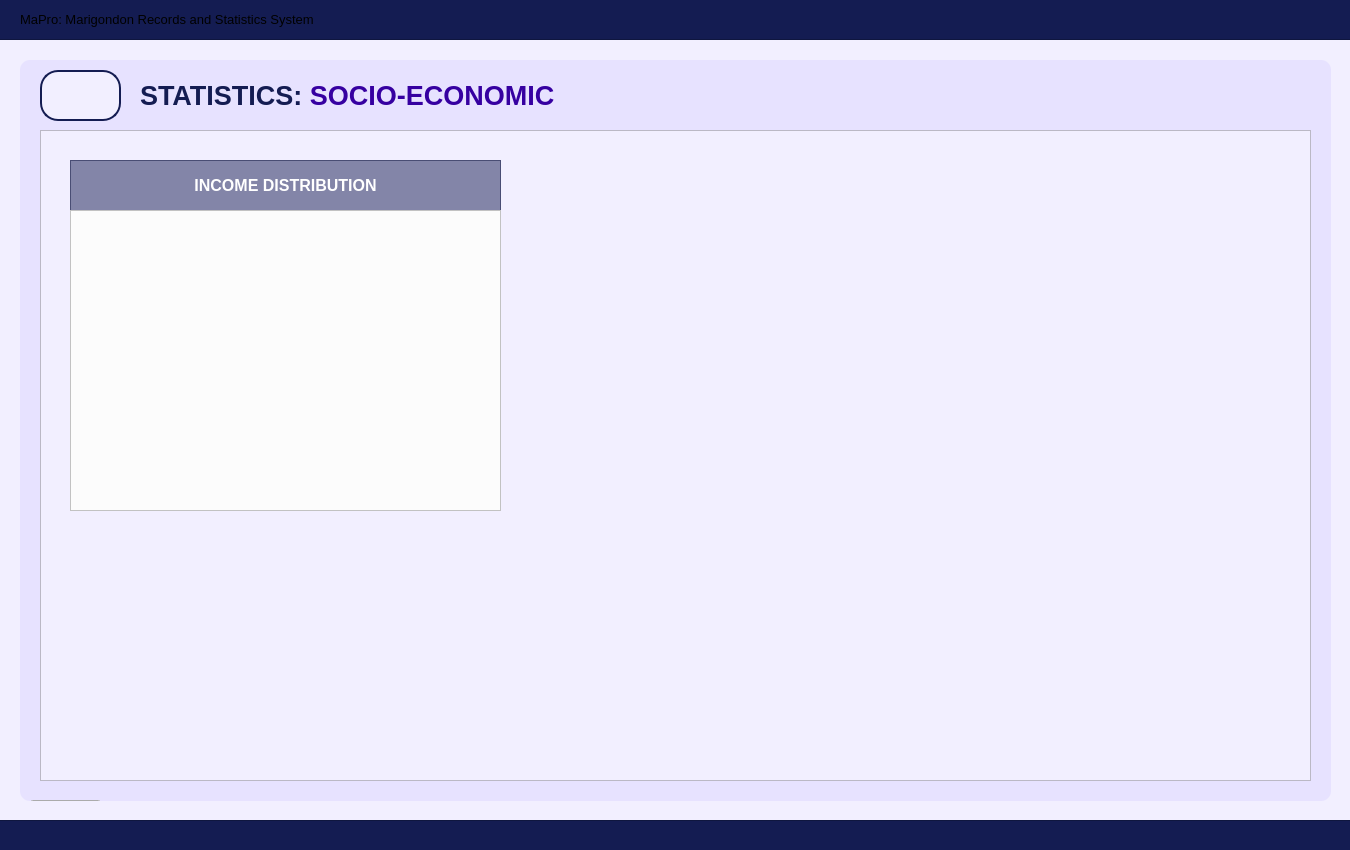
Above: UI/MainPages/StatisticPages/socioeconomic.ui from Yohhannn/Barangay-Records-Statistics-System before the change. Below: the same form after it.
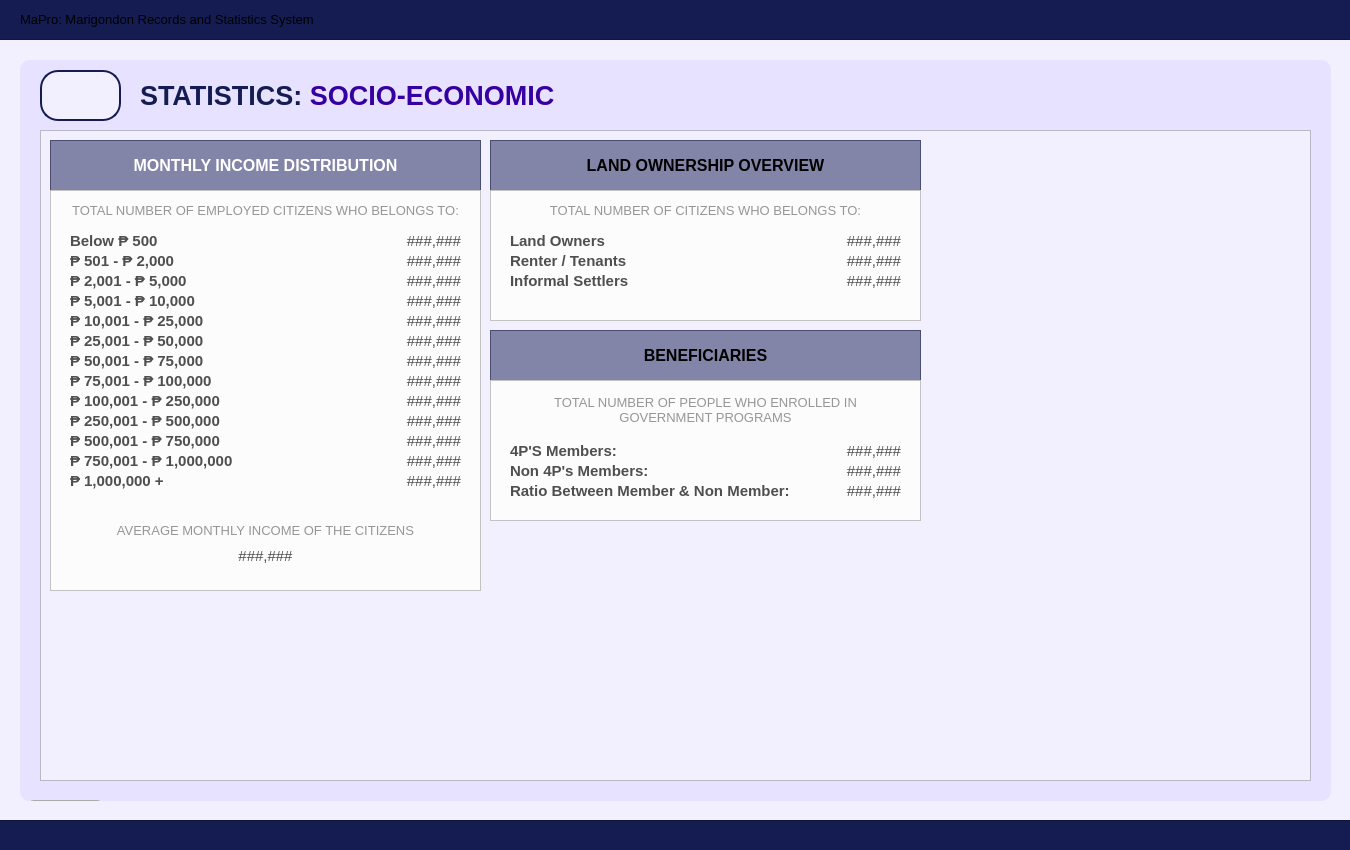
That is the form after the change. Icons and pictures are not drawn.

Commit message: [ Major Update V2.7.5 ] + Statistics UI Overhaul + Household / Health / SocioEco / Voters + Dashboard UI Small Change -JP

Patch:
```diff
--- a/UI/MainPages/StatisticPages/socioeconomic.ui
+++ b/UI/MainPages/StatisticPages/socioeconomic.ui
@@ -213,8 +213,8 @@
     <widget class="QFrame" name="table_titleFrameStatistics">
      <property name="geometry">
       <rect>
-       <x>30</x>
-       <y>30</y>
+       <x>10</x>
+       <y>10</y>
        <width>431</width>
        <height>51</height>
       </rect>
@@ -255,7 +255,7 @@
 </string>
       </property>
       <property name="text">
-       <string>INCOME DISTRIBUTION</string>
+       <string>MONTHLY INCOME DISTRIBUTION</string>
       </property>
       <property name="alignment">
        <set>Qt::AlignmentFlag::AlignCenter</set>
@@ -265,10 +265,10 @@
     <widget class="QFrame" name="demo_framePopulationOverview">
      <property name="geometry">
       <rect>
-       <x>30</x>
-       <y>80</y>
+       <x>10</x>
+       <y>60</y>
        <width>431</width>
-       <height>301</height>
+       <height>401</height>
       </rect>
      </property>
      <property name="styleSheet">
@@ -282,6 +282,1430 @@
      <property name="frameShadow">
       <enum>QFrame::Shadow::Raised</enum>
      </property>
+     <widget class="QLabel" name="income_250K_500K">
+      <property name="geometry">
+       <rect>
+        <x>250</x>
+        <y>220</y>
+        <width>161</width>
+        <height>21</height>
+       </rect>
+      </property>
+      <property name="font">
+       <font>
+        <family>Arial</family>
+        <pointsize>11</pointsize>
+        <bold>false</bold>
+       </font>
+      </property>
+      <property name="styleSheet">
+       <string notr="true">#income_250K_500K {
+	background-color: transparent;
+	color: #4f4f4f;
+}
+</string>
+      </property>
+      <property name="text">
+       <string>###,###</string>
+      </property>
+      <property name="alignment">
+       <set>Qt::AlignmentFlag::AlignRight|Qt::AlignmentFlag::AlignTrailing|Qt::AlignmentFlag::AlignVCenter</set>
+      </property>
+     </widget>
+     <widget class="QLabel" name="income_50K_75K">
+      <property name="geometry">
+       <rect>
+        <x>250</x>
+        <y>160</y>
+        <width>161</width>
+        <height>21</height>
+       </rect>
+      </property>
+      <property name="font">
+       <font>
+        <family>Arial</family>
+        <pointsize>11</pointsize>
+        <bold>false</bold>
+       </font>
+      </property>
+      <property name="styleSheet">
+       <string notr="true">#income_50K_75K {
+	background-color: transparent;
+	color: #4f4f4f;
+}
+</string>
+      </property>
+      <property name="text">
+       <string>###,###</string>
+      </property>
+      <property name="alignment">
+       <set>Qt::AlignmentFlag::AlignRight|Qt::AlignmentFlag::AlignTrailing|Qt::AlignmentFlag::AlignVCenter</set>
+      </property>
+     </widget>
+     <widget class="QLabel" name="income_B500">
+      <property name="geometry">
+       <rect>
+        <x>250</x>
+        <y>40</y>
+        <width>161</width>
+        <height>21</height>
+       </rect>
+      </property>
+      <property name="font">
+       <font>
+        <family>Arial</family>
+        <pointsize>11</pointsize>
+        <bold>false</bold>
+       </font>
+      </property>
+      <property name="styleSheet">
+       <string notr="true">#income_B500 {
+	background-color: transparent;
+	color: #4f4f4f;
+}
+</string>
+      </property>
+      <property name="text">
+       <string>###,###</string>
+      </property>
+      <property name="alignment">
+       <set>Qt::AlignmentFlag::AlignRight|Qt::AlignmentFlag::AlignTrailing|Qt::AlignmentFlag::AlignVCenter</set>
+      </property>
+     </widget>
+     <widget class="QLabel" name="income_label_100K_250K">
+      <property name="geometry">
+       <rect>
+        <x>20</x>
+        <y>200</y>
+        <width>231</width>
+        <height>21</height>
+       </rect>
+      </property>
+      <property name="font">
+       <font>
+        <family>Arial</family>
+        <pointsize>11</pointsize>
+        <bold>true</bold>
+       </font>
+      </property>
+      <property name="styleSheet">
+       <string notr="true">#income_label_100K_250K {
+	background-color: transparent;
+	color: #4f4f4f;
+}
+</string>
+      </property>
+      <property name="text">
+       <string>₱ 100,001 - ₱ 250,000</string>
+      </property>
+      <property name="alignment">
+       <set>Qt::AlignmentFlag::AlignLeading|Qt::AlignmentFlag::AlignLeft|Qt::AlignmentFlag::AlignVCenter</set>
+      </property>
+     </widget>
+     <widget class="QLabel" name="income_25K_50K">
+      <property name="geometry">
+       <rect>
+        <x>250</x>
+        <y>140</y>
+        <width>161</width>
+        <height>21</height>
+       </rect>
+      </property>
+      <property name="font">
+       <font>
+        <family>Arial</family>
+        <pointsize>11</pointsize>
+        <bold>false</bold>
+       </font>
+      </property>
+      <property name="styleSheet">
+       <string notr="true">#income_25K_50K {
+	background-color: transparent;
+	color: #4f4f4f;
+}
+</string>
+      </property>
+      <property name="text">
+       <string>###,###</string>
+      </property>
+      <property name="alignment">
+       <set>Qt::AlignmentFlag::AlignRight|Qt::AlignmentFlag::AlignTrailing|Qt::AlignmentFlag::AlignVCenter</set>
+      </property>
+     </widget>
+     <widget class="QLabel" name="income_label_250K_500K">
+      <property name="geometry">
+       <rect>
+        <x>20</x>
+        <y>220</y>
+        <width>231</width>
+        <height>21</height>
+       </rect>
+      </property>
+      <property name="font">
+       <font>
+        <family>Arial</family>
+        <pointsize>11</pointsize>
+        <bold>true</bold>
+       </font>
+      </property>
+      <property name="styleSheet">
+       <string notr="true">#income_label_250K_500K {
+	background-color: transparent;
+	color: #4f4f4f;
+}
+</string>
+      </property>
+      <property name="text">
+       <string>₱ 250,001 - ₱ 500,000</string>
+      </property>
+      <property name="alignment">
+       <set>Qt::AlignmentFlag::AlignLeading|Qt::AlignmentFlag::AlignLeft|Qt::AlignmentFlag::AlignVCenter</set>
+      </property>
+     </widget>
+     <widget class="QLabel" name="income_label_5001_10K">
+      <property name="geometry">
+       <rect>
+        <x>20</x>
+        <y>100</y>
+        <width>231</width>
+        <height>21</height>
+       </rect>
+      </property>
+      <property name="font">
+       <font>
+        <family>Arial</family>
+        <pointsize>11</pointsize>
+        <bold>true</bold>
+       </font>
+      </property>
+      <property name="styleSheet">
+       <string notr="true">#income_label_5001_10K {
+	background-color: transparent;
+	color: #4f4f4f;
+}
+</string>
+      </property>
+      <property name="text">
+       <string>₱ 5,001 - ₱ 10,000</string>
+      </property>
+      <property name="alignment">
+       <set>Qt::AlignmentFlag::AlignLeading|Qt::AlignmentFlag::AlignLeft|Qt::AlignmentFlag::AlignVCenter</set>
+      </property>
+     </widget>
+     <widget class="QLabel" name="income_5001_10K">
+      <property name="geometry">
+       <rect>
+        <x>250</x>
+        <y>100</y>
+        <width>161</width>
+        <height>21</height>
+       </rect>
+      </property>
+      <property name="font">
+       <font>
+        <family>Arial</family>
+        <pointsize>11</pointsize>
+        <bold>false</bold>
+       </font>
+      </property>
+      <property name="styleSheet">
+       <string notr="true">#income_5001_10K {
+	background-color: transparent;
+	color: #4f4f4f;
+}
+</string>
+      </property>
+      <property name="text">
+       <string>###,###</string>
+      </property>
+      <property name="alignment">
+       <set>Qt::AlignmentFlag::AlignRight|Qt::AlignmentFlag::AlignTrailing|Qt::AlignmentFlag::AlignVCenter</set>
+      </property>
+     </widget>
+     <widget class="QLabel" name="income_2001_5000">
+      <property name="geometry">
+       <rect>
+        <x>250</x>
+        <y>80</y>
+        <width>161</width>
+        <height>21</height>
+       </rect>
+      </property>
+      <property name="font">
+       <font>
+        <family>Arial</family>
+        <pointsize>11</pointsize>
+        <bold>false</bold>
+       </font>
+      </property>
+      <property name="styleSheet">
+       <string notr="true">#income_2001_5000 {
+	background-color: transparent;
+	color: #4f4f4f;
+}
+</string>
+      </property>
+      <property name="text">
+       <string>###,###</string>
+      </property>
+      <property name="alignment">
+       <set>Qt::AlignmentFlag::AlignRight|Qt::AlignmentFlag::AlignTrailing|Qt::AlignmentFlag::AlignVCenter</set>
+      </property>
+     </widget>
+     <widget class="QLabel" name="income_label_501_2000">
+      <property name="geometry">
+       <rect>
+        <x>20</x>
+        <y>60</y>
+        <width>231</width>
+        <height>21</height>
+       </rect>
+      </property>
+      <property name="font">
+       <font>
+        <family>Arial</family>
+        <pointsize>11</pointsize>
+        <bold>true</bold>
+       </font>
+      </property>
+      <property name="styleSheet">
+       <string notr="true">#income_label_501_2000 {
+	background-color: transparent;
+	color: #4f4f4f;
+}
+</string>
+      </property>
+      <property name="text">
+       <string>₱ 501 - ₱ 2,000</string>
+      </property>
+      <property name="alignment">
+       <set>Qt::AlignmentFlag::AlignLeading|Qt::AlignmentFlag::AlignLeft|Qt::AlignmentFlag::AlignVCenter</set>
+      </property>
+     </widget>
+     <widget class="QLabel" name="income_label_2001_5000">
+      <property name="geometry">
+       <rect>
+        <x>20</x>
+        <y>80</y>
+        <width>231</width>
+        <height>21</height>
+       </rect>
+      </property>
+      <property name="font">
+       <font>
+        <family>Arial</family>
+        <pointsize>11</pointsize>
+        <bold>true</bold>
+       </font>
+      </property>
+      <property name="styleSheet">
+       <string notr="true">#income_label_2001_5000 {
+	background-color: transparent;
+	color: #4f4f4f;
+}
+</string>
+      </property>
+      <property name="text">
+       <string>₱ 2,001 - ₱ 5,000</string>
+      </property>
+      <property name="alignment">
+       <set>Qt::AlignmentFlag::AlignLeading|Qt::AlignmentFlag::AlignLeft|Qt::AlignmentFlag::AlignVCenter</set>
+      </property>
+     </widget>
+     <widget class="QLabel" name="income_501_2000">
+      <property name="geometry">
+       <rect>
+        <x>250</x>
+        <y>60</y>
+        <width>161</width>
+        <height>21</height>
+       </rect>
+      </property>
+      <property name="font">
+       <font>
+        <family>Arial</family>
+        <pointsize>11</pointsize>
+        <bold>false</bold>
+       </font>
+      </property>
+      <property name="styleSheet">
+       <string notr="true">#income_501_2000 {
+	background-color: transparent;
+	color: #4f4f4f;
+}
+</string>
+      </property>
+      <property name="text">
+       <string>###,###</string>
+      </property>
+      <property name="alignment">
+       <set>Qt::AlignmentFlag::AlignRight|Qt::AlignmentFlag::AlignTrailing|Qt::AlignmentFlag::AlignVCenter</set>
+      </property>
+     </widget>
+     <widget class="QLabel" name="income_label_50K_75K">
+      <property name="geometry">
+       <rect>
+        <x>20</x>
+        <y>160</y>
+        <width>231</width>
+        <height>21</height>
+       </rect>
+      </property>
+      <property name="font">
+       <font>
+        <family>Arial</family>
+        <pointsize>11</pointsize>
+        <bold>true</bold>
+       </font>
+      </property>
+      <property name="styleSheet">
+       <string notr="true">#income_label_50K_75K {
+	background-color: transparent;
+	color: #4f4f4f;
+}
+</string>
+      </property>
+      <property name="text">
+       <string>₱ 50,001 - ₱ 75,000</string>
+      </property>
+      <property name="alignment">
+       <set>Qt::AlignmentFlag::AlignLeading|Qt::AlignmentFlag::AlignLeft|Qt::AlignmentFlag::AlignVCenter</set>
+      </property>
+     </widget>
+     <widget class="QLabel" name="income_label_75K_100K">
+      <property name="geometry">
+       <rect>
+        <x>20</x>
+        <y>180</y>
+        <width>231</width>
+        <height>21</height>
+       </rect>
+      </property>
+      <property name="font">
+       <font>
+        <family>Arial</family>
+        <pointsize>11</pointsize>
+        <bold>true</bold>
+       </font>
+      </property>
+      <property name="styleSheet">
+       <string notr="true">#income_label_75K_100K {
+	background-color: transparent;
+	color: #4f4f4f;
+}
+</string>
+      </property>
+      <property name="text">
+       <string>₱ 75,001 - ₱ 100,000</string>
+      </property>
+      <property name="alignment">
+       <set>Qt::AlignmentFlag::AlignLeading|Qt::AlignmentFlag::AlignLeft|Qt::AlignmentFlag::AlignVCenter</set>
+      </property>
+     </widget>
+     <widget class="QLabel" name="income_10K_25K">
+      <property name="geometry">
+       <rect>
+        <x>250</x>
+        <y>120</y>
+        <width>161</width>
+        <height>21</height>
+       </rect>
+      </property>
+      <property name="font">
+       <font>
+        <family>Arial</family>
+        <pointsize>11</pointsize>
+        <bold>false</bold>
+       </font>
+      </property>
+      <property name="styleSheet">
+       <string notr="true">#income_10K_25K {
+	background-color: transparent;
+	color: #4f4f4f;
+}
+</string>
+      </property>
+      <property name="text">
+       <string>###,###</string>
+      </property>
+      <property name="alignment">
+       <set>Qt::AlignmentFlag::AlignRight|Qt::AlignmentFlag::AlignTrailing|Qt::AlignmentFlag::AlignVCenter</set>
+      </property>
+     </widget>
+     <widget class="QLabel" name="income_label_10K_25K">
+      <property name="geometry">
+       <rect>
+        <x>20</x>
+        <y>120</y>
+        <width>231</width>
+        <height>21</height>
+       </rect>
+      </property>
+      <property name="font">
+       <font>
+        <family>Arial</family>
+        <pointsize>11</pointsize>
+        <bold>true</bold>
+       </font>
+      </property>
+      <property name="styleSheet">
+       <string notr="true">#income_label_10K_25K {
+	background-color: transparent;
+	color: #4f4f4f;
+}
+</string>
+      </property>
+      <property name="text">
+       <string>₱ 10,001 - ₱ 25,000</string>
+      </property>
+      <property name="alignment">
+       <set>Qt::AlignmentFlag::AlignLeading|Qt::AlignmentFlag::AlignLeft|Qt::AlignmentFlag::AlignVCenter</set>
+      </property>
+     </widget>
+     <widget class="QLabel" name="income_label_25K_50K">
+      <property name="geometry">
+       <rect>
+        <x>20</x>
+        <y>140</y>
+        <width>231</width>
+        <height>21</height>
+       </rect>
+      </property>
+      <property name="font">
+       <font>
+        <family>Arial</family>
+        <pointsize>11</pointsize>
+        <bold>true</bold>
+       </font>
+      </property>
+      <property name="styleSheet">
+       <string notr="true">#income_label_25K_50K {
+	background-color: transparent;
+	color: #4f4f4f;
+}
+</string>
+      </property>
+      <property name="text">
+       <string>₱ 25,001 - ₱ 50,000</string>
+      </property>
+      <property name="alignment">
+       <set>Qt::AlignmentFlag::AlignLeading|Qt::AlignmentFlag::AlignLeft|Qt::AlignmentFlag::AlignVCenter</set>
+      </property>
+     </widget>
+     <widget class="QLabel" name="income_75K_100K">
+      <property name="geometry">
+       <rect>
+        <x>250</x>
+        <y>180</y>
+        <width>161</width>
+        <height>21</height>
+       </rect>
+      </property>
+      <property name="font">
+       <font>
+        <family>Arial</family>
+        <pointsize>11</pointsize>
+        <bold>false</bold>
+       </font>
+      </property>
+      <property name="styleSheet">
+       <string notr="true">#income_75K_100K {
+	background-color: transparent;
+	color: #4f4f4f;
+}
+</string>
+      </property>
+      <property name="text">
+       <string>###,###</string>
+      </property>
+      <property name="alignment">
+       <set>Qt::AlignmentFlag::AlignRight|Qt::AlignmentFlag::AlignTrailing|Qt::AlignmentFlag::AlignVCenter</set>
+      </property>
+     </widget>
+     <widget class="QLabel" name="income_100K_250K">
+      <property name="geometry">
+       <rect>
+        <x>250</x>
+        <y>200</y>
+        <width>161</width>
+        <height>21</height>
+       </rect>
+      </property>
+      <property name="font">
+       <font>
+        <family>Arial</family>
+        <pointsize>11</pointsize>
+        <bold>false</bold>
+       </font>
+      </property>
+      <property name="styleSheet">
+       <string notr="true">#income_100K_250K {
+	background-color: transparent;
+	color: #4f4f4f;
+}
+</string>
+      </property>
+      <property name="text">
+       <string>###,###</string>
+      </property>
+      <property name="alignment">
+       <set>Qt::AlignmentFlag::AlignRight|Qt::AlignmentFlag::AlignTrailing|Qt::AlignmentFlag::AlignVCenter</set>
+      </property>
+     </widget>
+     <widget class="QLabel" name="income_label_B500">
+      <property name="geometry">
+       <rect>
+        <x>20</x>
+        <y>40</y>
+        <width>231</width>
+        <height>21</height>
+       </rect>
+      </property>
+      <property name="font">
+       <font>
+        <family>Arial</family>
+        <pointsize>11</pointsize>
+        <bold>true</bold>
+       </font>
+      </property>
+      <property name="styleSheet">
+       <string notr="true">#income_label_B500 {
+	background-color: transparent;
+	color: #4f4f4f;
+}
+</string>
+      </property>
+      <property name="text">
+       <string>Below ₱ 500</string>
+      </property>
+      <property name="alignment">
+       <set>Qt::AlignmentFlag::AlignLeading|Qt::AlignmentFlag::AlignLeft|Qt::AlignmentFlag::AlignVCenter</set>
+      </property>
+     </widget>
+     <widget class="QLabel" name="label_desc2">
+      <property name="geometry">
+       <rect>
+        <x>0</x>
+        <y>10</y>
+        <width>431</width>
+        <height>20</height>
+       </rect>
+      </property>
+      <property name="font">
+       <font>
+        <family>Arial</family>
+        <pointsize>10</pointsize>
+       </font>
+      </property>
+      <property name="styleSheet">
+       <string notr="true">#label_desc2{
+	color: #969696;
+}</string>
+      </property>
+      <property name="text">
+       <string>TOTAL NUMBER OF EMPLOYED CITIZENS WHO BELONGS TO:</string>
+      </property>
+      <property name="alignment">
+       <set>Qt::AlignmentFlag::AlignCenter</set>
+      </property>
+     </widget>
+     <widget class="QLabel" name="income_1MP">
+      <property name="geometry">
+       <rect>
+        <x>250</x>
+        <y>280</y>
+        <width>161</width>
+        <height>21</height>
+       </rect>
+      </property>
+      <property name="font">
+       <font>
+        <family>Arial</family>
+        <pointsize>11</pointsize>
+        <bold>false</bold>
+       </font>
+      </property>
+      <property name="styleSheet">
+       <string notr="true">#income_1MP {
+	background-color: transparent;
+	color: #4f4f4f;
+}
+</string>
+      </property>
+      <property name="text">
+       <string>###,###</string>
+      </property>
+      <property name="alignment">
+       <set>Qt::AlignmentFlag::AlignRight|Qt::AlignmentFlag::AlignTrailing|Qt::AlignmentFlag::AlignVCenter</set>
+      </property>
+     </widget>
+     <widget class="QLabel" name="income_500K_750K">
+      <property name="geometry">
+       <rect>
+        <x>250</x>
+        <y>240</y>
+        <width>161</width>
+        <height>21</height>
+       </rect>
+      </property>
+      <property name="font">
+       <font>
+        <family>Arial</family>
+        <pointsize>11</pointsize>
+        <bold>false</bold>
+       </font>
+      </property>
+      <property name="styleSheet">
+       <string notr="true">#income_500K_750K {
+	background-color: transparent;
+	color: #4f4f4f;
+}
+</string>
+      </property>
+      <property name="text">
+       <string>###,###</string>
+      </property>
+      <property name="alignment">
+       <set>Qt::AlignmentFlag::AlignRight|Qt::AlignmentFlag::AlignTrailing|Qt::AlignmentFlag::AlignVCenter</set>
+      </property>
+     </widget>
+     <widget class="QLabel" name="income_label_750K_1M">
+      <property name="geometry">
+       <rect>
+        <x>20</x>
+        <y>260</y>
+        <width>231</width>
+        <height>21</height>
+       </rect>
+      </property>
+      <property name="font">
+       <font>
+        <family>Arial</family>
+        <pointsize>11</pointsize>
+        <bold>true</bold>
+       </font>
+      </property>
+      <property name="styleSheet">
+       <string notr="true">#income_label_750K_1M {
+	background-color: transparent;
+	color: #4f4f4f;
+}
+</string>
+      </property>
+      <property name="text">
+       <string>₱ 750,001 - ₱ 1,000,000</string>
+      </property>
+      <property name="alignment">
+       <set>Qt::AlignmentFlag::AlignLeading|Qt::AlignmentFlag::AlignLeft|Qt::AlignmentFlag::AlignVCenter</set>
+      </property>
+     </widget>
+     <widget class="QLabel" name="income_label_1MP">
+      <property name="geometry">
+       <rect>
+        <x>20</x>
+        <y>280</y>
+        <width>231</width>
+        <height>21</height>
+       </rect>
+      </property>
+      <property name="font">
+       <font>
+        <family>Arial</family>
+        <pointsize>11</pointsize>
+        <bold>true</bold>
+       </font>
+      </property>
+      <property name="styleSheet">
+       <string notr="true">#income_label_1MP {
+	background-color: transparent;
+	color: #4f4f4f;
+}
+</string>
+      </property>
+      <property name="text">
+       <string>₱ 1,000,000 +</string>
+      </property>
+      <property name="alignment">
+       <set>Qt::AlignmentFlag::AlignLeading|Qt::AlignmentFlag::AlignLeft|Qt::AlignmentFlag::AlignVCenter</set>
+      </property>
+     </widget>
+     <widget class="QLabel" name="income_label_500K_750K">
+      <property name="geometry">
+       <rect>
+        <x>20</x>
+        <y>240</y>
+        <width>231</width>
+        <height>21</height>
+       </rect>
+      </property>
+      <property name="font">
+       <font>
+        <family>Arial</family>
+        <pointsize>11</pointsize>
+        <bold>true</bold>
+       </font>
+      </property>
+      <property name="styleSheet">
+       <string notr="true">#income_label_500K_750K {
+	background-color: transparent;
+	color: #4f4f4f;
+}
+</string>
+      </property>
+      <property name="text">
+       <string>₱ 500,001 - ₱ 750,000</string>
+      </property>
+      <property name="alignment">
+       <set>Qt::AlignmentFlag::AlignLeading|Qt::AlignmentFlag::AlignLeft|Qt::AlignmentFlag::AlignVCenter</set>
+      </property>
+     </widget>
+     <widget class="QLabel" name="income_750K_1M">
+      <property name="geometry">
+       <rect>
+        <x>250</x>
+        <y>260</y>
+        <width>161</width>
+        <height>21</height>
+       </rect>
+      </property>
+      <property name="font">
+       <font>
+        <family>Arial</family>
+        <pointsize>11</pointsize>
+        <bold>false</bold>
+       </font>
+      </property>
+      <property name="styleSheet">
+       <string notr="true">#income_750K_1M {
+	background-color: transparent;
+	color: #4f4f4f;
+}
+</string>
+      </property>
+      <property name="text">
+       <string>###,###</string>
+      </property>
+      <property name="alignment">
+       <set>Qt::AlignmentFlag::AlignRight|Qt::AlignmentFlag::AlignTrailing|Qt::AlignmentFlag::AlignVCenter</set>
+      </property>
+     </widget>
+     <widget class="QLabel" name="label_desc2_2">
+      <property name="geometry">
+       <rect>
+        <x>0</x>
+        <y>330</y>
+        <width>431</width>
+        <height>20</height>
+       </rect>
+      </property>
+      <property name="font">
+       <font>
+        <family>Arial</family>
+        <pointsize>10</pointsize>
+       </font>
+      </property>
+      <property name="styleSheet">
+       <string notr="true">#label_desc2_2{
+	color: #969696;
+}</string>
+      </property>
+      <property name="text">
+       <string>AVERAGE MONTHLY INCOME OF THE CITIZENS</string>
+      </property>
+      <property name="alignment">
+       <set>Qt::AlignmentFlag::AlignCenter</set>
+      </property>
+     </widget>
+     <widget class="QLabel" name="income_monthly_avg">
+      <property name="geometry">
+       <rect>
+        <x>0</x>
+        <y>350</y>
+        <width>431</width>
+        <height>31</height>
+       </rect>
+      </property>
+      <property name="font">
+       <font>
+        <family>Arial</family>
+        <pointsize>11</pointsize>
+        <bold>false</bold>
+       </font>
+      </property>
+      <property name="styleSheet">
+       <string notr="true">#income_monthly_avg {
+	background-color: transparent;
+	color: #4f4f4f;
+}
+</string>
+      </property>
+      <property name="text">
+       <string>###,###</string>
+      </property>
+      <property name="alignment">
+       <set>Qt::AlignmentFlag::AlignCenter</set>
+      </property>
+     </widget>
+    </widget>
+    <widget class="QFrame" name="table_titleFrameStatistics_2">
+     <property name="geometry">
+      <rect>
+       <x>450</x>
+       <y>10</y>
+       <width>431</width>
+       <height>51</height>
+      </rect>
+     </property>
+     <property name="styleSheet">
+      <string notr="true">#table_titleFrameStatistics_2{
+	background-color: rgba(20, 28, 82, 128)
+}
+</string>
+     </property>
+     <property name="frameShape">
+      <enum>QFrame::Shape::StyledPanel</enum>
+     </property>
+     <property name="frameShadow">
+      <enum>QFrame::Shadow::Raised</enum>
+     </property>
+     <widget class="QLabel" name="statistics_labelNote_2">
+      <property name="geometry">
+       <rect>
+        <x>0</x>
+        <y>0</y>
+        <width>431</width>
+        <height>51</height>
+       </rect>
+      </property>
+      <property name="font">
+       <font>
+        <family>Arial</family>
+        <pointsize>12</pointsize>
+        <bold>true</bold>
+       </font>
+      </property>
+      <property name="styleSheet">
+       <string notr="true">#statistics_labelNote {
+	background-color: transparent;
+	color: #FFFFFF;
+}
+</string>
+      </property>
+      <property name="text">
+       <string>LAND OWNERSHIP OVERVIEW</string>
+      </property>
+      <property name="alignment">
+       <set>Qt::AlignmentFlag::AlignCenter</set>
+      </property>
+     </widget>
+    </widget>
+    <widget class="QFrame" name="stat_frame_ownership">
+     <property name="geometry">
+      <rect>
+       <x>450</x>
+       <y>60</y>
+       <width>431</width>
+       <height>131</height>
+      </rect>
+     </property>
+     <property name="styleSheet">
+      <string notr="true">#stat_frame_ownership{
+	background-color: #fcfcfc;
+}</string>
+     </property>
+     <property name="frameShape">
+      <enum>QFrame::Shape::StyledPanel</enum>
+     </property>
+     <property name="frameShadow">
+      <enum>QFrame::Shadow::Raised</enum>
+     </property>
+     <widget class="QLabel" name="ownership_LandOwner">
+      <property name="geometry">
+       <rect>
+        <x>250</x>
+        <y>40</y>
+        <width>161</width>
+        <height>21</height>
+       </rect>
+      </property>
+      <property name="font">
+       <font>
+        <family>Arial</family>
+        <pointsize>11</pointsize>
+        <bold>false</bold>
+       </font>
+      </property>
+      <property name="styleSheet">
+       <string notr="true">#ownership_LandOwner {
+	background-color: transparent;
+	color: #4f4f4f;
+}
+</string>
+      </property>
+      <property name="text">
+       <string>###,###</string>
+      </property>
+      <property name="alignment">
+       <set>Qt::AlignmentFlag::AlignRight|Qt::AlignmentFlag::AlignTrailing|Qt::AlignmentFlag::AlignVCenter</set>
+      </property>
+     </widget>
+     <widget class="QLabel" name="ownership_InformalSettler">
+      <property name="geometry">
+       <rect>
+        <x>250</x>
+        <y>80</y>
+        <width>161</width>
+        <height>21</height>
+       </rect>
+      </property>
+      <property name="font">
+       <font>
+        <family>Arial</family>
+        <pointsize>11</pointsize>
+        <bold>false</bold>
+       </font>
+      </property>
+      <property name="styleSheet">
+       <string notr="true">#ownership_InformalSettler {
+	background-color: transparent;
+	color: #4f4f4f;
+}
+</string>
+      </property>
+      <property name="text">
+       <string>###,###</string>
+      </property>
+      <property name="alignment">
+       <set>Qt::AlignmentFlag::AlignRight|Qt::AlignmentFlag::AlignTrailing|Qt::AlignmentFlag::AlignVCenter</set>
+      </property>
+     </widget>
+     <widget class="QLabel" name="ownership_label_RenterTenant">
+      <property name="geometry">
+       <rect>
+        <x>20</x>
+        <y>60</y>
+        <width>231</width>
+        <height>21</height>
+       </rect>
+      </property>
+      <property name="font">
+       <font>
+        <family>Arial</family>
+        <pointsize>11</pointsize>
+        <bold>true</bold>
+       </font>
+      </property>
+      <property name="styleSheet">
+       <string notr="true">#ownership_label_RenterTenant {
+	background-color: transparent;
+	color: #4f4f4f;
+}
+</string>
+      </property>
+      <property name="text">
+       <string>Renter / Tenants</string>
+      </property>
+      <property name="alignment">
+       <set>Qt::AlignmentFlag::AlignLeading|Qt::AlignmentFlag::AlignLeft|Qt::AlignmentFlag::AlignVCenter</set>
+      </property>
+     </widget>
+     <widget class="QLabel" name="ownership_label_InformalSettler">
+      <property name="geometry">
+       <rect>
+        <x>20</x>
+        <y>80</y>
+        <width>231</width>
+        <height>21</height>
+       </rect>
+      </property>
+      <property name="font">
+       <font>
+        <family>Arial</family>
+        <pointsize>11</pointsize>
+        <bold>true</bold>
+       </font>
+      </property>
+      <property name="styleSheet">
+       <string notr="true">#ownership_label_InformalSettler {
+	background-color: transparent;
+	color: #4f4f4f;
+}
+</string>
+      </property>
+      <property name="text">
+       <string>Informal Settlers</string>
+      </property>
+      <property name="alignment">
+       <set>Qt::AlignmentFlag::AlignLeading|Qt::AlignmentFlag::AlignLeft|Qt::AlignmentFlag::AlignVCenter</set>
+      </property>
+     </widget>
+     <widget class="QLabel" name="ownership_RenterTenant">
+      <property name="geometry">
+       <rect>
+        <x>250</x>
+        <y>60</y>
+        <width>161</width>
+        <height>21</height>
+       </rect>
+      </property>
+      <property name="font">
+       <font>
+        <family>Arial</family>
+        <pointsize>11</pointsize>
+        <bold>false</bold>
+       </font>
+      </property>
+      <property name="styleSheet">
+       <string notr="true">#ownership_RenterTenant {
+	background-color: transparent;
+	color: #4f4f4f;
+}
+</string>
+      </property>
+      <property name="text">
+       <string>###,###</string>
+      </property>
+      <property name="alignment">
+       <set>Qt::AlignmentFlag::AlignRight|Qt::AlignmentFlag::AlignTrailing|Qt::AlignmentFlag::AlignVCenter</set>
+      </property>
+     </widget>
+     <widget class="QLabel" name="ownership_label_LandOwner">
+      <property name="geometry">
+       <rect>
+        <x>20</x>
+        <y>40</y>
+        <width>231</width>
+        <height>21</height>
+       </rect>
+      </property>
+      <property name="font">
+       <font>
+        <family>Arial</family>
+        <pointsize>11</pointsize>
+        <bold>true</bold>
+       </font>
+      </property>
+      <property name="styleSheet">
+       <string notr="true">#ownership_label_LandOwner {
+	background-color: transparent;
+	color: #4f4f4f;
+}
+</string>
+      </property>
+      <property name="text">
+       <string>Land Owners</string>
+      </property>
+      <property name="alignment">
+       <set>Qt::AlignmentFlag::AlignLeading|Qt::AlignmentFlag::AlignLeft|Qt::AlignmentFlag::AlignVCenter</set>
+      </property>
+     </widget>
+     <widget class="QLabel" name="label_desc2_3">
+      <property name="geometry">
+       <rect>
+        <x>0</x>
+        <y>10</y>
+        <width>431</width>
+        <height>20</height>
+       </rect>
+      </property>
+      <property name="font">
+       <font>
+        <family>Arial</family>
+        <pointsize>10</pointsize>
+       </font>
+      </property>
+      <property name="styleSheet">
+       <string notr="true">#label_desc2_3{
+	color: #969696;
+}</string>
+      </property>
+      <property name="text">
+       <string>TOTAL NUMBER OF CITIZENS WHO BELONGS TO:</string>
+      </property>
+      <property name="alignment">
+       <set>Qt::AlignmentFlag::AlignCenter</set>
+      </property>
+     </widget>
+    </widget>
+    <widget class="QFrame" name="table_titleFrameStatistics_3">
+     <property name="geometry">
+      <rect>
+       <x>450</x>
+       <y>200</y>
+       <width>431</width>
+       <height>51</height>
+      </rect>
+     </property>
+     <property name="styleSheet">
+      <string notr="true">#table_titleFrameStatistics_3{
+	background-color: rgba(20, 28, 82, 128)
+}
+</string>
+     </property>
+     <property name="frameShape">
+      <enum>QFrame::Shape::StyledPanel</enum>
+     </property>
+     <property name="frameShadow">
+      <enum>QFrame::Shadow::Raised</enum>
+     </property>
+     <widget class="QLabel" name="statistics_labelNote_3">
+      <property name="geometry">
+       <rect>
+        <x>0</x>
+        <y>0</y>
+        <width>431</width>
+        <height>51</height>
+       </rect>
+      </property>
+      <property name="font">
+       <font>
+        <family>Arial</family>
+        <pointsize>12</pointsize>
+        <bold>true</bold>
+       </font>
+      </property>
+      <property name="styleSheet">
+       <string notr="true">#statistics_labelNote {
+	background-color: transparent;
+	color: #FFFFFF;
+}
+</string>
+      </property>
+      <property name="text">
+       <string>BENEFICIARIES</string>
+      </property>
+      <property name="alignment">
+       <set>Qt::AlignmentFlag::AlignCenter</set>
+      </property>
+     </widget>
+    </widget>
+    <widget class="QFrame" name="stat_frame_beneficiaries">
+     <property name="geometry">
+      <rect>
+       <x>450</x>
+       <y>250</y>
+       <width>431</width>
+       <height>141</height>
+      </rect>
+     </property>
+     <property name="styleSheet">
+      <string notr="true">#stat_frame_beneficiaries{
+	background-color: #fcfcfc;
+}</string>
+     </property>
+     <property name="frameShape">
+      <enum>QFrame::Shape::StyledPanel</enum>
+     </property>
+     <property name="frameShadow">
+      <enum>QFrame::Shadow::Raised</enum>
+     </property>
+     <widget class="QLabel" name="bene_4Ps">
+      <property name="geometry">
+       <rect>
+        <x>250</x>
+        <y>60</y>
+        <width>161</width>
+        <height>21</height>
+       </rect>
+      </property>
+      <property name="font">
+       <font>
+        <family>Arial</family>
+        <pointsize>11</pointsize>
+        <bold>false</bold>
+       </font>
+      </property>
+      <property name="styleSheet">
+       <string notr="true">#bene_4Ps {
+	background-color: transparent;
+	color: #4f4f4f;
+}
+</string>
+      </property>
+      <property name="text">
+       <string>###,###</string>
+      </property>
+      <property name="alignment">
+       <set>Qt::AlignmentFlag::AlignRight|Qt::AlignmentFlag::AlignTrailing|Qt::AlignmentFlag::AlignVCenter</set>
+      </property>
+     </widget>
+     <widget class="QLabel" name="bene_Ratio">
+      <property name="geometry">
+       <rect>
+        <x>250</x>
+        <y>100</y>
+        <width>161</width>
+        <height>21</height>
+       </rect>
+      </property>
+      <property name="font">
+       <font>
+        <family>Arial</family>
+        <pointsize>11</pointsize>
+        <bold>false</bold>
+       </font>
+      </property>
+      <property name="styleSheet">
+       <string notr="true">#bene_Ratio {
+	background-color: transparent;
+	color: #4f4f4f;
+}
+</string>
+      </property>
+      <property name="text">
+       <string>###,###</string>
+      </property>
+      <property name="alignment">
+       <set>Qt::AlignmentFlag::AlignRight|Qt::AlignmentFlag::AlignTrailing|Qt::AlignmentFlag::AlignVCenter</set>
+      </property>
+     </widget>
+     <widget class="QLabel" name="bene_label_Non4Ps">
+      <property name="geometry">
+       <rect>
+        <x>20</x>
+        <y>80</y>
+        <width>231</width>
+        <height>21</height>
+       </rect>
+      </property>
+      <property name="font">
+       <font>
+        <family>Arial</family>
+        <pointsize>11</pointsize>
+        <bold>true</bold>
+       </font>
+      </property>
+      <property name="styleSheet">
+       <string notr="true">#bene_label_Non4Ps {
+	background-color: transparent;
+	color: #4f4f4f;
+}
+</string>
+      </property>
+      <property name="text">
+       <string>Non 4P's Members:</string>
+      </property>
+      <property name="alignment">
+       <set>Qt::AlignmentFlag::AlignLeading|Qt::AlignmentFlag::AlignLeft|Qt::AlignmentFlag::AlignVCenter</set>
+      </property>
+     </widget>
+     <widget class="QLabel" name="bene_label_Ratio">
+      <property name="geometry">
+       <rect>
+        <x>20</x>
+        <y>100</y>
+        <width>301</width>
+        <height>21</height>
+       </rect>
+      </property>
+      <property name="font">
+       <font>
+        <family>Arial</family>
+        <pointsize>11</pointsize>
+        <bold>true</bold>
+       </font>
+      </property>
+      <property name="styleSheet">
+       <string notr="true">#bene_label_Ratio {
+	background-color: transparent;
+	color: #4f4f4f;
+}
+</string>
+      </property>
+      <property name="text">
+       <string>Ratio Between Member &amp; Non Member:</string>
+      </property>
+      <property name="alignment">
+       <set>Qt::AlignmentFlag::AlignLeading|Qt::AlignmentFlag::AlignLeft|Qt::AlignmentFlag::AlignVCenter</set>
+      </property>
+     </widget>
+     <widget class="QLabel" name="bene_Non4Ps">
+      <property name="geometry">
+       <rect>
+        <x>250</x>
+        <y>80</y>
+        <width>161</width>
+        <height>21</height>
+       </rect>
+      </property>
+      <property name="font">
+       <font>
+        <family>Arial</family>
+        <pointsize>11</pointsize>
+        <bold>false</bold>
+       </font>
+      </property>
+      <property name="styleSheet">
+       <string notr="true">#bene_Non4Ps {
+	background-color: transparent;
+	color: #4f4f4f;
+}
+</string>
+      </property>
+      <property name="text">
+       <string>###,###</string>
+      </property>
+      <property name="alignment">
+       <set>Qt::AlignmentFlag::AlignRight|Qt::AlignmentFlag::AlignTrailing|Qt::AlignmentFlag::AlignVCenter</set>
+      </property>
+     </widget>
+     <widget class="QLabel" name="bene_label_4Ps">
+      <property name="geometry">
+       <rect>
+        <x>20</x>
+        <y>60</y>
+        <width>231</width>
+        <height>21</height>
+       </rect>
+      </property>
+      <property name="font">
+       <font>
+        <family>Arial</family>
+        <pointsize>11</pointsize>
+        <bold>true</bold>
+       </font>
+      </property>
+      <property name="styleSheet">
+       <string notr="true">#bene_label_4Ps {
+	background-color: transparent;
+	color: #4f4f4f;
+}
+</string>
+      </property>
+      <property name="text">
+       <string>4P'S Members:</string>
+      </property>
+      <property name="alignment">
+       <set>Qt::AlignmentFlag::AlignLeading|Qt::AlignmentFlag::AlignLeft|Qt::AlignmentFlag::AlignVCenter</set>
+      </property>
+     </widget>
+     <widget class="QLabel" name="label_desc2_4">
+      <property name="geometry">
+       <rect>
+        <x>0</x>
+        <y>10</y>
+        <width>431</width>
+        <height>41</height>
+       </rect>
+      </property>
+      <property name="font">
+       <font>
+        <family>Arial</family>
+        <pointsize>10</pointsize>
+       </font>
+      </property>
+      <property name="styleSheet">
+       <string notr="true">#label_desc2_4{
+	color: #969696;
+}</string>
+      </property>
+      <property name="text">
+       <string>&lt;html&gt;&lt;head/&gt;&lt;body&gt;&lt;p&gt;TOTAL NUMBER OF PEOPLE WHO ENROLLED IN &lt;br/&gt;GOVERNMENT PROGRAMS&lt;/p&gt;&lt;/body&gt;&lt;/html&gt;</string>
+      </property>
+      <property name="alignment">
+       <set>Qt::AlignmentFlag::AlignCenter</set>
+      </property>
+     </widget>
     </widget>
    </widget>
    <widget class="QToolButton" name="btn_returnToStatisticsPage">
```
The commit also changes 6 other files.
